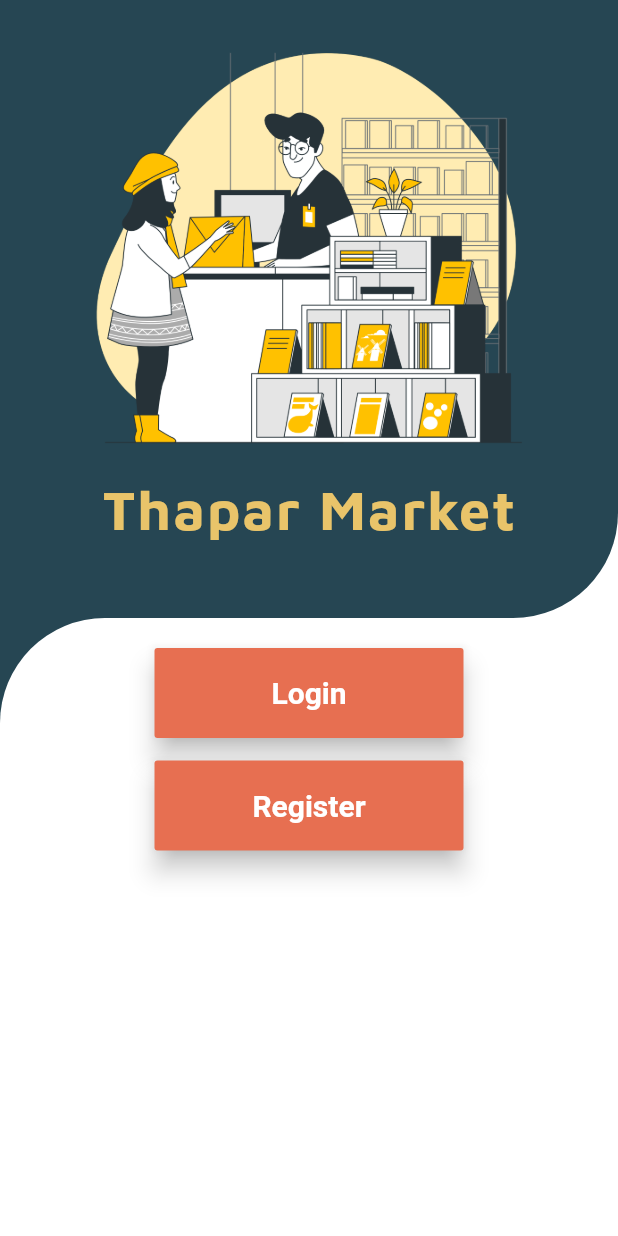
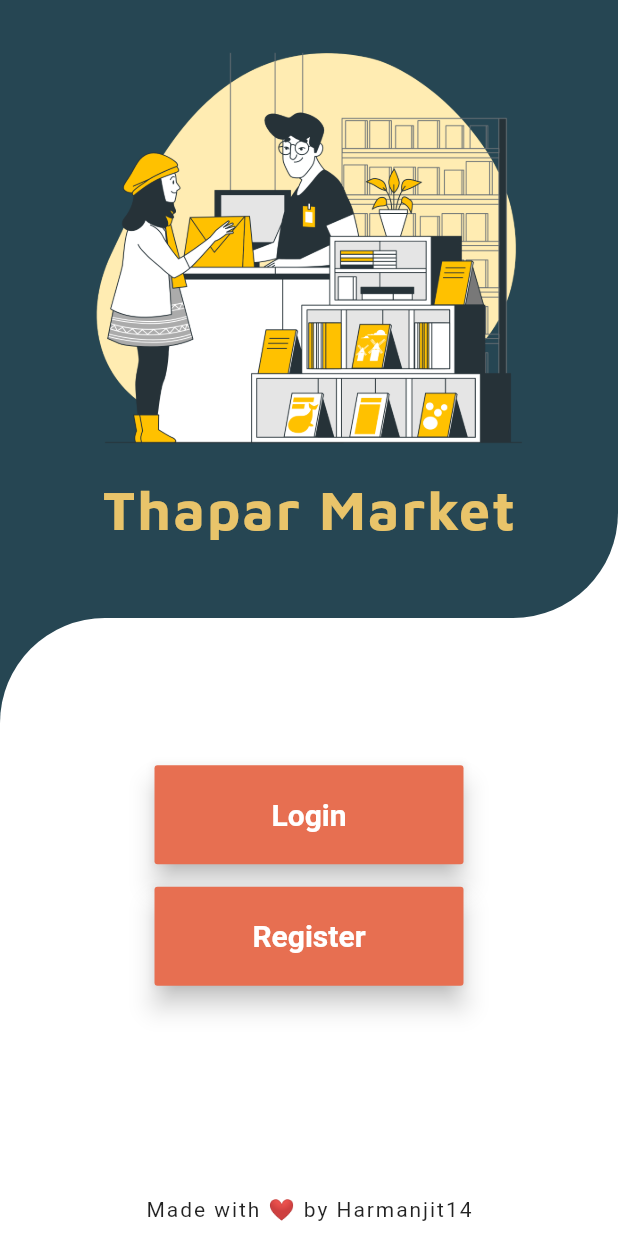
Before and after one commit to Harmanjit14/Thapar-Market-App-Project, a Flutter app: the screen it shows after launch, on a phone screen of 412 x 824 dp. Run offline on Flutter 3.47's test engine with Material 2 defaults, Android fonts, the phone set to English and light mode, and no system bars; our stand-ins replace firebase_auth, firebase_core; accounts and stored records are empty.

Commit message:
home done

```diff
--- a/lib/homescreen.dart
+++ b/lib/homescreen.dart
@@ -61,7 +61,18 @@ class _HomeScreenState extends State<HomeScreen> with ColorFile {
                 color: charcoal,
                 child: Container(
                   child: Column(children: [
-                    allButtons(context),
+                    Expanded(flex: 5, child: allButtons(context)),
+                    Expanded(
+                      child: Container(
+                          margin: EdgeInsets.fromLTRB(20, 10, 20, 10),
+                          alignment: Alignment.bottomCenter,
+                          child: Text(
+                            'Made with ❤ by Harmanjit14',
+                            style: TextStyle(
+                              letterSpacing: 1.3,
+                            ),
+                          )),
+                    ),
                   ]),
                   width: MediaQuery.of(context).size.width,
                   decoration: BoxDecoration(
@@ -87,9 +98,9 @@ Widget allButtons(BuildContext context) {
   ColorFile obj = new ColorFile();
   return Container(
     margin: EdgeInsets.all(20),
-    child: Column(children: [
+    child: Column(mainAxisAlignment: MainAxisAlignment.center, children: [
       Container(
-        height: 60,
+        height: MediaQuery.of(context).size.height * 0.08,
         width: MediaQuery.of(context).size.width * 0.5,
         child: RaisedButton(
           child: Text(
@@ -107,7 +118,7 @@ Widget allButtons(BuildContext context) {
         height: 15,
       ),
       Container(
-        height: 60,
+        height: MediaQuery.of(context).size.height * 0.08,
         width: MediaQuery.of(context).size.width * 0.5,
         child: RaisedButton(
           child: Text(
```
